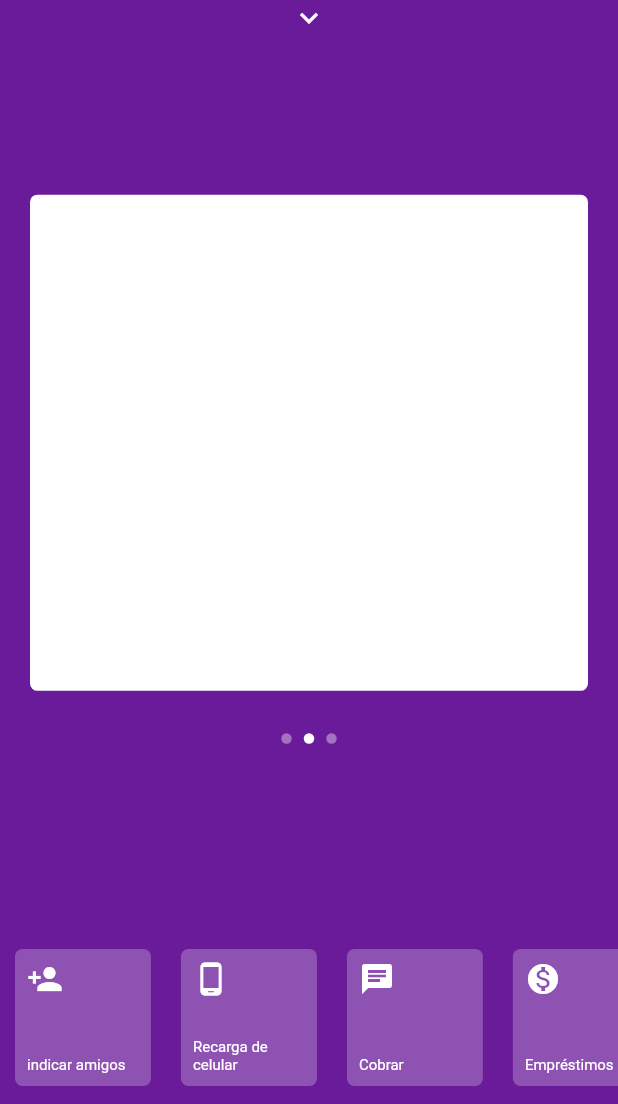
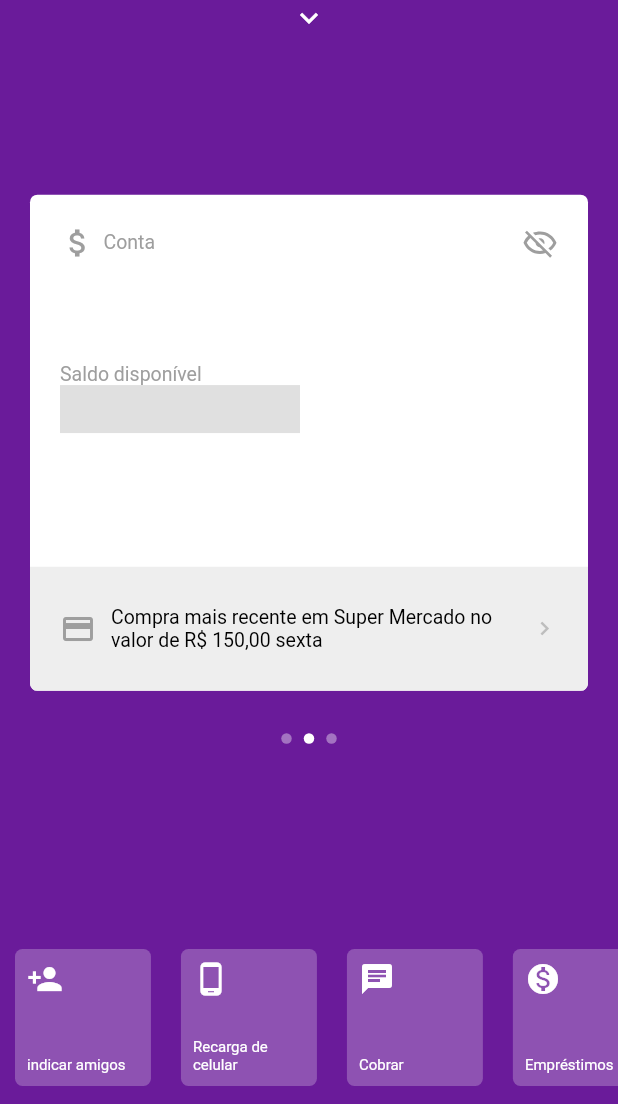
Before and after one commit to PauloAlves8039/flutter-nubank-clone, a Flutter app: the screen it shows after launch, swiped to page 2, on a phone screen of 412 x 824 dp, the part 132-1236 px from its top. Run offline on Flutter 3.47's test engine with Material 2 defaults, Android fonts, the phone set to English and light mode, and no system bars; our stand-ins replace flutter_svg; network calls fail.

Commit message:
Definindo conteúdo do segundo card

```diff
--- a/lib/pages/home/widgets/first_card.dart
+++ b/lib/pages/home/widgets/first_card.dart
@@ -158,7 +158,7 @@ class FirstCard extends StatelessWidget {
                       color: Colors.grey,
                     ),
                     SizedBox(
-                      width: 5,
+                      width: 10,
                     ),
                     Flexible(
                       child: Text(
--- a/lib/pages/home/widgets/page_view_app.dart
+++ b/lib/pages/home/widgets/page_view_app.dart
@@ -1,6 +1,7 @@
 import 'package:flutter/material.dart';
 import 'package:nubank_clone/pages/home/widgets/card_app.dart';
 import 'package:nubank_clone/pages/home/widgets/first_card.dart';
+import 'package:nubank_clone/pages/home/widgets/second_card.dart';
 
 class PageViewApp extends StatelessWidget {
   final double top;
@@ -32,7 +33,9 @@ class PageViewApp extends StatelessWidget {
             CardApp(
               child: FirstCard(),
             ),
-            CardApp(),
+            CardApp(
+              child: SecondCard(),
+            ),
             CardApp(),
           ],
         ),
--- /dev/null
+++ b/lib/pages/home/widgets/second_card.dart
@@ -0,0 +1,153 @@
+import 'package:flutter/material.dart';
+import 'package:flutter_svg/flutter_svg.dart';
+
+class SecondCard extends StatefulWidget {
+  @override
+  _SecondCardState createState() => _SecondCardState();
+}
+
+class _SecondCardState extends State<SecondCard>
+    with AutomaticKeepAliveClientMixin {
+  bool _showSaldo = false;
+  @override
+  Widget build(BuildContext context) {
+    return ClipRRect(
+      borderRadius: BorderRadius.circular(5),
+      child: Column(
+        children: <Widget>[
+          Expanded(
+            flex: 3,
+            child: Container(
+              child: Column(
+                crossAxisAlignment: CrossAxisAlignment.start,
+                mainAxisAlignment: MainAxisAlignment.spaceBetween,
+                children: <Widget>[
+                  Padding(
+                    padding: const EdgeInsets.all(20),
+                    child: Row(
+                      mainAxisAlignment: MainAxisAlignment.spaceBetween,
+                      children: <Widget>[
+                        Row(
+                          children: <Widget>[
+                            Icon(
+                              Icons.attach_money,
+                              color: Colors.grey,
+                            ),
+                            SizedBox(
+                              width: 5,
+                            ),
+                            Text(
+                              "Conta",
+                              style: TextStyle(
+                                color: Colors.grey,
+                                fontSize: 13,
+                              ),
+                            ),
+                          ],
+                        ),
+                        GestureDetector(
+                          onTap: () {
+                            setState(() {
+                              _showSaldo = !_showSaldo;
+                            });
+                          },
+                          child: SvgPicture.asset(
+                            !_showSaldo
+                                ? "assets/icons/eye-off-outline.svg"
+                                : "assets/icons/eye-outline.svg",
+                            color: Colors.grey,
+                            semanticsLabel: "eye",
+                          ),
+                        ),
+                      ],
+                    ),
+                  ),
+                  Padding(
+                    padding: const EdgeInsets.only(
+                      left: 20,
+                      top: 20,
+                      bottom: 20,
+                    ),
+                    child: SizedBox(
+                      width: double.infinity,
+                      child: Column(
+                        crossAxisAlignment: CrossAxisAlignment.start,
+                        children: <Widget>[
+                          Text(
+                            "Saldo disponível",
+                            textAlign: TextAlign.start,
+                            style: TextStyle(
+                              color: Colors.grey,
+                              fontSize: 13,
+                            ),
+                          ),
+                          _showSaldo
+                              ? Text.rich(
+                                  TextSpan(
+                                    text: "R\$ 2.500,50",
+                                  ),
+                                  textAlign: TextAlign.start,
+                                  style: TextStyle(
+                                    color: Colors.black,
+                                    fontSize: 28,
+                                  ),
+                                )
+                              : Container(
+                                  height: 32,
+                                  width: 160,
+                                  color: Colors.grey[300],
+                                ),
+                        ],
+                      ),
+                    ),
+                  ),
+                  SizedBox(
+                    height: MediaQuery.of(context).size.height * 0.05,
+                  ),
+                ],
+              ),
+            ),
+          ),
+          Expanded(
+            flex: 1,
+            child: Container(
+              child: Padding(
+                padding: const EdgeInsets.all(20),
+                child: Row(
+                  mainAxisAlignment: MainAxisAlignment.spaceBetween,
+                  children: <Widget>[
+                    Icon(
+                      Icons.credit_card,
+                      color: Colors.grey,
+                    ),
+                    SizedBox(
+                      width: 10,
+                    ),
+                    Flexible(
+                      child: Text(
+                        "Compra mais recente em Super Mercado no valor de R\$ 150,00 sexta ",
+                        style: TextStyle(
+                          color: Colors.black,
+                          fontSize: 13,
+                        ),
+                      ),
+                    ),
+                    Icon(
+                      Icons.chevron_right,
+                      color: Colors.grey[400],
+                      size: 18,
+                    ),
+                  ],
+                ),
+              ),
+              color: Colors.grey[200],
+            ),
+          ),
+        ],
+      ),
+    );
+  }
+
+  @override
+  bool get wantKeepAlive => true;
+}
--- a/pubspec.yaml
+++ b/pubspec.yaml
@@ -32,6 +32,7 @@ dependencies:
 dev_dependencies:
   flutter_test:
     sdk: flutter
+  flutter_svg: ^0.17.4
 
 # For information on the generic Dart part of this file, see the
 # following page: https://dart.dev/tools/pub/pubspec
@@ -49,8 +50,8 @@ flutter:
   #   - images/a_dot_burr.jpeg
   #   - images/a_dot_ham.jpeg
   assets:
-     - assets/imagens/
-     - assets/icons/
+    - assets/imagens/
+    - assets/icons/
 
   # An image asset can refer to one or more resolution-specific "variants", see
   # https://flutter.dev/assets-and-images/#resolution-aware.
```
Also changed, not shown: pubspec.lock.
